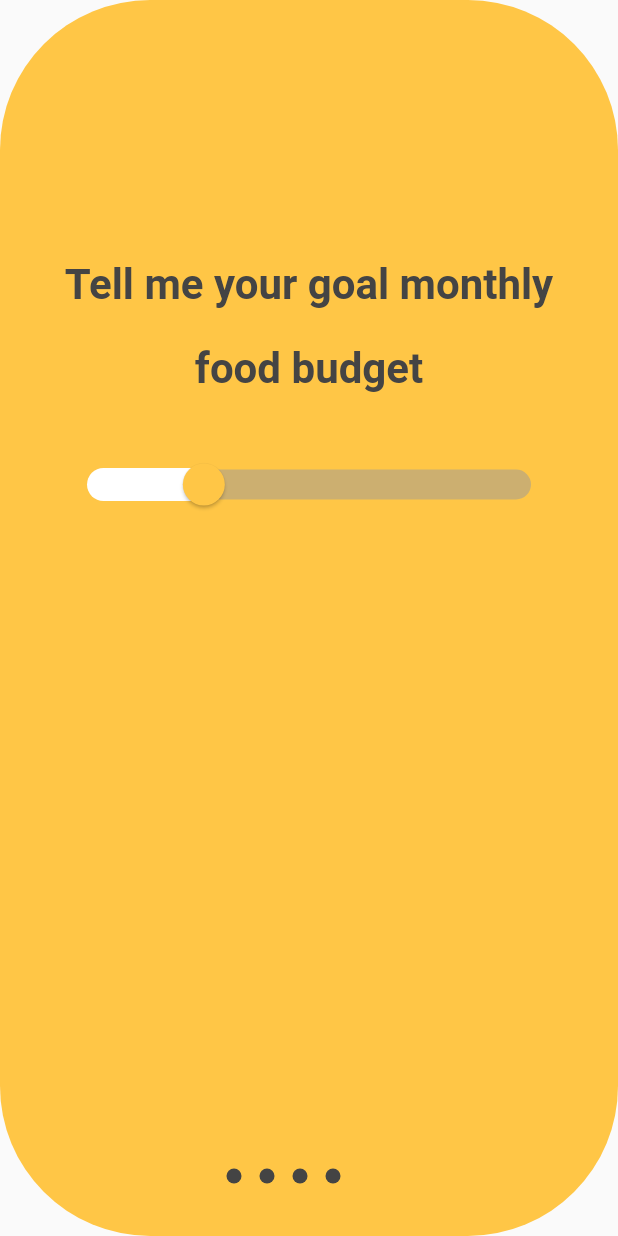
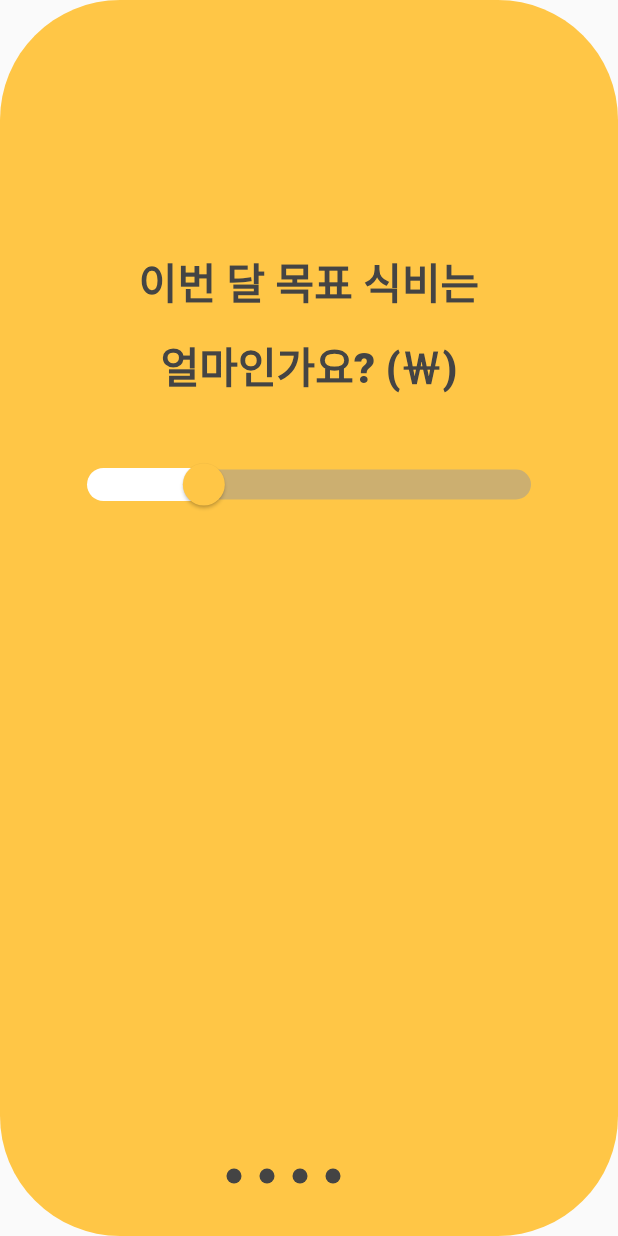
Before and after one commit to Jakensori/Frontend, a Flutter app: the Onboarding widget shown alone on an empty page, opened directly, swiped to page 5, on a phone screen of 412 x 824 dp. Run offline on Flutter 3.47's test engine with Material 2 defaults, Android fonts, the phone set to English and light mode, and no system bars; drawn by our look-alikes of introduction_screen; our stand-ins replace custom_radio_grouped_button, dropdown_button2, fl_chart, flutter_native_splash, flutter_secure_storage, syncfusion_flutter_calendar; missing offline and left inert: dart:html, syncfusion_localizations, weekly_date_picker; accounts and stored records are empty; network calls fail.

Commit message:
[FEAT] 온보딩 UI 수정

```diff
--- a/lib/user_control/onboarding.dart
+++ b/lib/user_control/onboarding.dart
@@ -27,15 +27,15 @@ class _OnboardingState extends State<Onboarding> {
     return IntroductionScreen(
       pages:[
         PageViewModel(
-          title: 'Pass the Meal',
-          body: '\nThank you for sign up!\nPASS THE MEAL\ncomes from \'pass the hat\'\nwhich means donation\n',
+          title: '권은정 님, 환영해요',
+          body: '\nPass the Meal은 \'기부금을 모으다\' 의 표현, \'pass the hat\'에서 유래했어요',
           image:Image.asset(
             'assets/logo2.png'),
           decoration: getPageDecoration1()
         ),
         PageViewModel(
-            title: 'Pass the Meal',
-            body: '\nYou can donate as much as\n you save for food for famine\n\n'
+            title: '',
+            body: '은정님이 아낀 식비만큼\n 배고픈 사람들에게 기부할 수 있어요\n\n'
                 'LET\'S PASS THE MEAL TOGETHER!\n',
             image:Image.asset(
                 'assets/logo2.png'),
@@ -43,7 +43,7 @@ class _OnboardingState extends State<Onboarding> {
         ),
         PageViewModel(
             title: '',
-            body: '\nHow many meals\ndo you eat a day?',
+            body: '\n하루에 몇 끼 드시나요?',
             footer:SliderTheme(
                 data: SliderTheme.of(context).copyWith(
                   trackHeight: 20.0,
@@ -84,7 +84,7 @@ class _OnboardingState extends State<Onboarding> {
         ),
         PageViewModel(
             title: '',
-            body: '\nWhen is the average meal time for each meal?',
+            body: '\n보통 어느 시간에 드시나요?',
             footer:Container(
               width:100,
               height:200,
@@ -96,7 +96,7 @@ class _OnboardingState extends State<Onboarding> {
                   mainAxisAlignment: MainAxisAlignment.spaceAround,
                   children: [
                     buildTimePickerRow(
-                     label: '       Breakfast   :',
+                     label: '         아침       :   ',
                      selectedHour: _selectedHour1,
                      onHourSelected: (value) {
                      setState(() {
@@ -105,7 +105,7 @@ class _OnboardingState extends State<Onboarding> {
                      },
                     ),
                     buildTimePickerRow(
-                      label: '         Lunch       :',
+                      label: '         점심       :   ',
                       selectedHour: _selectedHour2,
                       onHourSelected: (value) {
                         setState(() {
@@ -114,7 +114,7 @@ class _OnboardingState extends State<Onboarding> {
                       },
                     ),
                     buildTimePickerRow(
-                      label: '         Dinner      :',
+                      label: '         저녁       :   ',
                       selectedHour: _selectedHour3,
                       onHourSelected: (value) {
                         setState(() {
@@ -129,7 +129,7 @@ class _OnboardingState extends State<Onboarding> {
         ),
         PageViewModel(
             title: '',
-            body: '\nTell me your goal monthly food budget',
+            body: '\n이번 달 목표 식비는\n얼마인가요? (￦)',
             footer:SliderTheme(
                 data: SliderTheme.of(context).copyWith(
                   showValueIndicator: ShowValueIndicator.always,
@@ -196,20 +196,20 @@ class _OnboardingState extends State<Onboarding> {
   PageDecoration getPageDecoration1(){
     return PageDecoration(
       titleTextStyle: TextStyle(
-        fontSize:28,
-        fontWeight: FontWeight.bold,
+        fontSize:25,
+        fontWeight: FontWeight.w600,
           color: BLACK_COLOR,
       ),
       bodyTextStyle: TextStyle(
-        fontSize:20,
+        fontSize:18,
         color: BLACK_COLOR,
-          fontWeight: FontWeight.bold,
+          fontWeight: FontWeight.w700,
         height:2
       ),
       imagePadding:EdgeInsets.only(top:80),
       boxDecoration: BoxDecoration(
         color:PRIMARY_COLOR,
-        borderRadius: BorderRadius.circular(100),
+        borderRadius: BorderRadius.circular(80),
         border: Border(
           top: BorderSide(width: 10, color: Colors.transparent),
             bottom: BorderSide(width: 10, color: Colors.transparent),
@@ -229,13 +229,13 @@ class _OnboardingState extends State<Onboarding> {
         bodyTextStyle: TextStyle(
             fontSize:28,
             color: BLACK_COLOR,
-            fontWeight: FontWeight.bold,
+            fontWeight: FontWeight.w800,
             height:2
         ),
         imagePadding:EdgeInsets.only(top:80),
         boxDecoration: BoxDecoration(
           color:PRIMARY_COLOR,
-          borderRadius: BorderRadius.circular(100),
+          borderRadius: BorderRadius.circular(80),
           border: Border(
               top: BorderSide(width: 10, color: Colors.transparent),
               bottom: BorderSide(width: 10, color: Colors.transparent),
@@ -259,7 +259,7 @@ class _OnboardingState extends State<Onboarding> {
         style:TextStyle(
           color: BLACK_COLOR,
           fontSize: 20,
-          fontWeight: FontWeight.bold,
+          fontWeight: FontWeight.w500,
         )),
         SizedBox(width: 10),
         Expanded(
@@ -308,7 +308,7 @@ class _OnboardingState extends State<Onboarding> {
                     style: TextStyle(
                       fontSize: 20,
                       color: BLACK_COLOR,
-                      fontWeight: FontWeight.bold,
+                      fontWeight: FontWeight.w500,
                     ),
                   ),
                   Icon(Icons.access_time),
```
